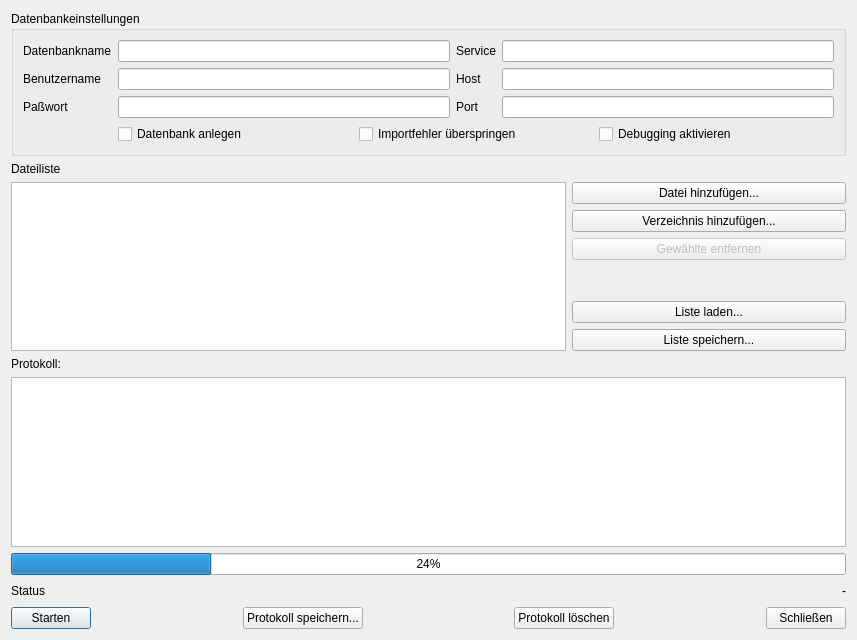
Qt form alkisImportDlg.ui (norBIT/alkisimport) before a commit.
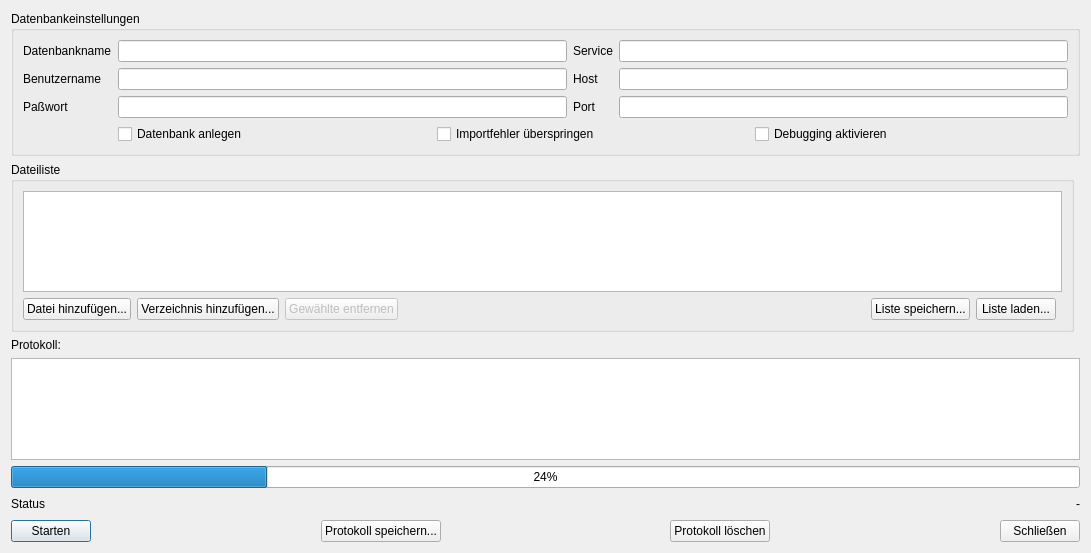
The same form after that commit.

Commit message: ALKIS-Ableitungsregeln: - Applikationsnamen setzen - Flächensignierung/Signaturunterdrückung nach ap_darstellung ergänzt - alkis_beziehungen nach 'dientZurDarstellungVon' filtern - alkis_beziehungen ax_grenzpunkt<=>ax_punktortta nach 'istTeilVon' filtern - Korrektur Schöpfwegsignaturnummer

What changed in the file:
```diff
--- a/alkisImportDlg.ui
+++ b/alkisImportDlg.ui
@@ -6,124 +6,15 @@
    <rect>
     <x>0</x>
     <y>0</y>
-    <width>857</width>
-    <height>640</height>
+    <width>1091</width>
+    <height>553</height>
    </rect>
   </property>
   <property name="windowTitle">
    <string>ALKIS-Import</string>
   </property>
   <layout class="QGridLayout" name="gridLayout">
-   <item row="20" column="0" colspan="3">
-    <widget class="QListWidget" name="lwProtocol"/>
-   </item>
-   <item row="21" column="0" colspan="3">
-    <widget class="QProgressBar" name="pbProgress">
-     <property name="value">
-      <number>24</number>
-     </property>
-    </widget>
-   </item>
-   <item row="24" column="0" colspan="3">
-    <layout class="QHBoxLayout" name="horizontalLayout">
-     <item>
-      <widget class="QPushButton" name="pbStart">
-       <property name="text">
-        <string>Starten</string>
-       </property>
-      </widget>
-     </item>
-     <item>
-      <spacer name="horizontalSpacer_2">
-       <property name="orientation">
-        <enum>Qt::Horizontal</enum>
-       </property>
-       <property name="sizeHint" stdset="0">
-        <size>
-         <width>40</width>
-         <height>20</height>
-        </size>
-       </property>
-      </spacer>
-     </item>
-     <item>
-      <widget class="QPushButton" name="pbSaveLog">
-       <property name="text">
-        <string>Protokoll speichern...</string>
-       </property>
-      </widget>
-     </item>
-     <item>
-      <spacer name="horizontalSpacer_4">
-       <property name="orientation">
-        <enum>Qt::Horizontal</enum>
-       </property>
-       <property name="sizeHint" stdset="0">
-        <size>
-         <width>40</width>
-         <height>20</height>
-        </size>
-       </property>
-      </spacer>
-     </item>
-     <item>
-      <widget class="QPushButton" name="pbClearLog">
-       <property name="text">
-        <string>Protokoll löschen</string>
-       </property>
-      </widget>
-     </item>
-     <item>
-      <spacer name="horizontalSpacer">
-       <property name="orientation">
-        <enum>Qt::Horizontal</enum>
-       </property>
-       <property name="sizeHint" stdset="0">
-        <size>
-         <width>40</width>
-         <height>20</height>
-        </size>
-       </property>
-      </spacer>
-     </item>
-     <item>
-      <widget class="QPushButton" name="pbClose">
-       <property name="text">
-        <string>Schließen</string>
-       </property>
-      </widget>
-     </item>
-    </layout>
-   </item>
-   <item row="11" column="2">
-    <widget class="QPushButton" name="pbAdd">
-     <property name="text">
-      <string>Datei hinzufügen...</string>
-     </property>
-    </widget>
-   </item>
-   <item row="12" column="2">
-    <widget class="QPushButton" name="pbAddDir">
-     <property name="text">
-      <string>Verzeichnis hinzufügen...</string>
-     </property>
-    </widget>
-   </item>
-   <item row="11" column="0" rowspan="6" colspan="2">
-    <widget class="QListWidget" name="lstFiles">
-     <property name="selectionMode">
-      <enum>QAbstractItemView::ExtendedSelection</enum>
-     </property>
-    </widget>
-   </item>
-   <item row="4" column="0" colspan="3">
-    <widget class="QLabel" name="label_5">
-     <property name="text">
-      <string>Dateiliste</string>
-     </property>
-    </widget>
-   </item>
-   <item row="0" column="0" colspan="3">
+   <item row="0" column="0" colspan="2">
     <widget class="QGroupBox" name="groupBox">
      <property name="title">
       <string>Datenbankeinstellungen</string>
@@ -257,51 +148,24 @@
      </layout>
     </widget>
    </item>
-   <item row="19" column="0">
+   <item row="12" column="0">
     <widget class="QLabel" name="label_4">
      <property name="text">
       <string>Protokoll:</string>
      </property>
     </widget>
    </item>
-   <item row="13" column="2">
-    <widget class="QPushButton" name="pbRemove">
-     <property name="enabled">
-      <bool>false</bool>
-     </property>
-     <property name="text">
-      <string>Gewählte entfernen</string>
-     </property>
-    </widget>
+   <item row="13" column="0" colspan="2">
+    <widget class="QListWidget" name="lwProtocol"/>
    </item>
-   <item row="15" column="2">
-    <widget class="QPushButton" name="pbLoad">
-     <property name="text">
-      <string>Liste laden...</string>
+   <item row="14" column="0" colspan="2">
+    <widget class="QProgressBar" name="pbProgress">
+     <property name="value">
+      <number>24</number>
      </property>
     </widget>
    </item>
-   <item row="16" column="2">
-    <widget class="QPushButton" name="pbSave">
-     <property name="text">
-      <string>Liste speichern...</string>
-     </property>
-    </widget>
-   </item>
-   <item row="14" column="2">
-    <spacer name="verticalSpacer">
-     <property name="orientation">
-      <enum>Qt::Vertical</enum>
-     </property>
-     <property name="sizeHint" stdset="0">
-      <size>
-       <width>20</width>
-       <height>40</height>
-      </size>
-     </property>
-    </spacer>
-   </item>
-   <item row="22" column="0" colspan="3">
+   <item row="15" column="0" colspan="2">
     <layout class="QHBoxLayout" name="horizontalLayout_3">
      <item>
       <widget class="QLabel" name="leStatus">
@@ -338,6 +202,148 @@
      </item>
     </layout>
    </item>
+   <item row="17" column="0" colspan="2">
+    <layout class="QHBoxLayout" name="horizontalLayout">
+     <item>
+      <widget class="QPushButton" name="pbStart">
+       <property name="text">
+        <string>Starten</string>
+       </property>
+      </widget>
+     </item>
+     <item>
+      <spacer name="horizontalSpacer_2">
+       <property name="orientation">
+        <enum>Qt::Horizontal</enum>
+       </property>
+       <property name="sizeHint" stdset="0">
+        <size>
+         <width>40</width>
+         <height>20</height>
+        </size>
+       </property>
+      </spacer>
+     </item>
+     <item>
+      <widget class="QPushButton" name="pbSaveLog">
+       <property name="text">
+        <string>Protokoll speichern...</string>
+       </property>
+      </widget>
+     </item>
+     <item>
+      <spacer name="horizontalSpacer_4">
+       <property name="orientation">
+        <enum>Qt::Horizontal</enum>
+       </property>
+       <property name="sizeHint" stdset="0">
+        <size>
+         <width>40</width>
+         <height>20</height>
+        </size>
+       </property>
+      </spacer>
+     </item>
+     <item>
+      <widget class="QPushButton" name="pbClearLog">
+       <property name="text">
+        <string>Protokoll löschen</string>
+       </property>
+      </widget>
+     </item>
+     <item>
+      <spacer name="horizontalSpacer">
+       <property name="orientation">
+        <enum>Qt::Horizontal</enum>
+       </property>
+       <property name="sizeHint" stdset="0">
+        <size>
+         <width>40</width>
+         <height>20</height>
+        </size>
+       </property>
+      </spacer>
+     </item>
+     <item>
+      <widget class="QPushButton" name="pbClose">
+       <property name="text">
+        <string>Schließen</string>
+       </property>
+      </widget>
+     </item>
+    </layout>
+   </item>
+   <item row="4" column="0">
+    <widget class="QGroupBox" name="groupBox_2">
+     <property name="title">
+      <string>Dateiliste</string>
+     </property>
+     <layout class="QGridLayout" name="gridLayout_3">
+      <item row="0" column="0" rowspan="2" colspan="2">
+       <widget class="QListWidget" name="lstFiles">
+        <property name="selectionMode">
+         <enum>QAbstractItemView::ExtendedSelection</enum>
+        </property>
+       </widget>
+      </item>
+      <item row="2" column="0">
+       <layout class="QHBoxLayout" name="horizontalLayout_4">
+        <item>
+         <widget class="QPushButton" name="pbAdd">
+          <property name="text">
+           <string>Datei hinzufügen...</string>
+          </property>
+         </widget>
+        </item>
+        <item>
+         <widget class="QPushButton" name="pbAddDir">
+          <property name="text">
+           <string>Verzeichnis hinzufügen...</string>
+          </property>
+         </widget>
+        </item>
+        <item>
+         <widget class="QPushButton" name="pbRemove">
+          <property name="enabled">
+           <bool>false</bool>
+          </property>
+          <property name="text">
+           <string>Gewählte entfernen</string>
+          </property>
+         </widget>
+        </item>
+        <item>
+         <spacer name="horizontalSpacer_5">
+          <property name="orientation">
+           <enum>Qt::Horizontal</enum>
+          </property>
+          <property name="sizeHint" stdset="0">
+           <size>
+            <width>40</width>
+            <height>20</height>
+           </size>
+          </property>
+         </spacer>
+        </item>
+        <item>
+         <widget class="QPushButton" name="pbSave">
+          <property name="text">
+           <string>Liste speichern...</string>
+          </property>
+         </widget>
+        </item>
+        <item>
+         <widget class="QPushButton" name="pbLoad">
+          <property name="text">
+           <string>Liste laden...</string>
+          </property>
+         </widget>
+        </item>
+       </layout>
+      </item>
+     </layout>
+    </widget>
+   </item>
   </layout>
  </widget>
  <tabstops>
```
The commit also changes 7 other files.
